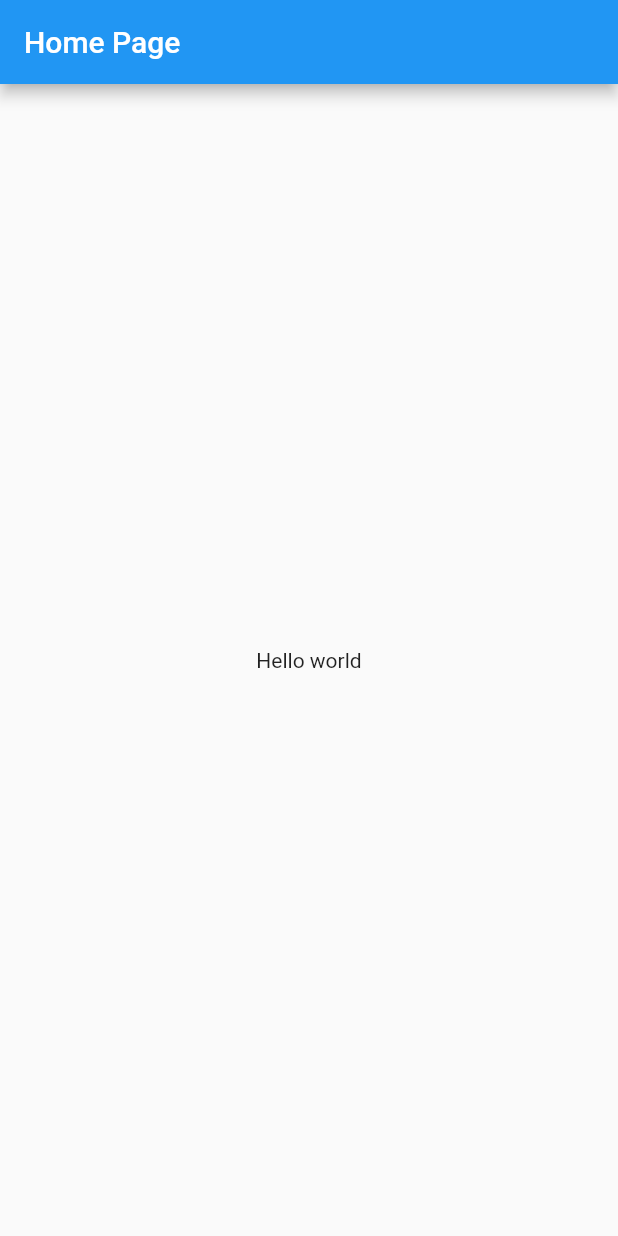
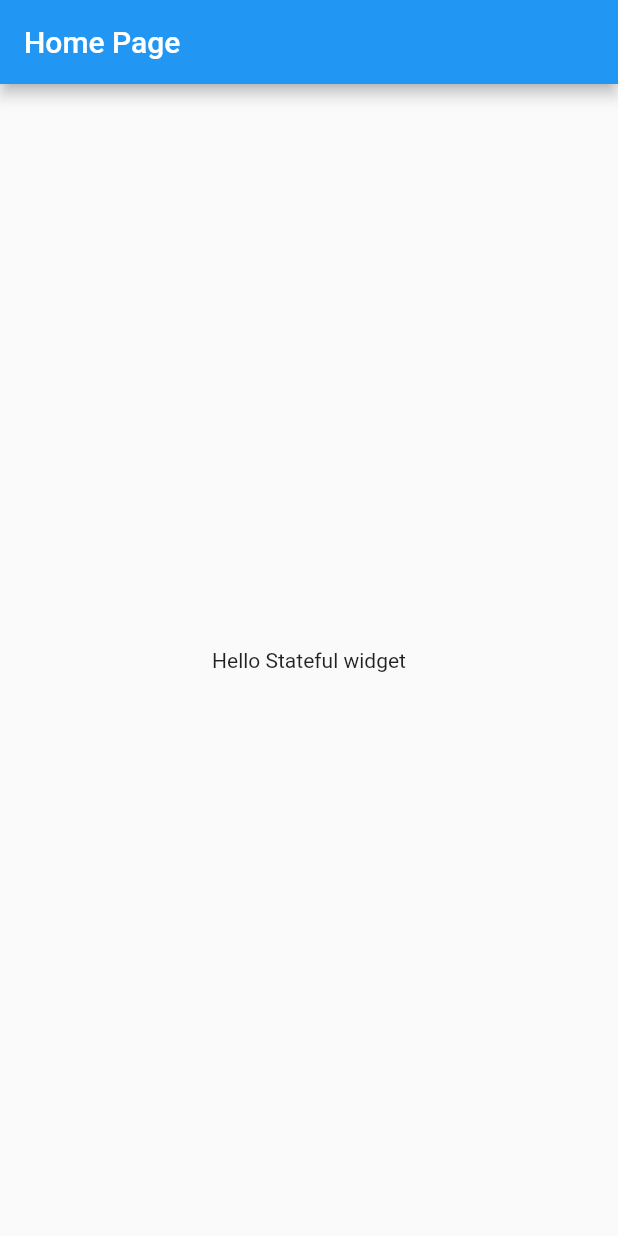
Before and after one commit to PawankumarPK/Flutter-App, a Flutter app: the screen it shows after launch, on a phone screen of 412 x 824 dp. Run offline on Flutter 3.47's test engine with Material 2 defaults, Android fonts, the phone set to English and light mode, and no system bars.

Commit message:
Stateful widget with body added

```diff
--- a/lib/main.dart
+++ b/lib/main.dart
@@ -9,13 +9,23 @@ class MyApp extends StatelessWidget {
   Widget build(BuildContext context) {
     return new MaterialApp(
       title: "My App",
-      home: new Scaffold(
-        appBar: new AppBar(
-          title: new Text("Home Page"),
-        ),
-        body: new Center(
-          child: new Text("Hello world"),
-        ),
+      home: new HomePage(),
+    );
+  }
+}
+
+class HomePage extends StatefulWidget {
+  @override
+  _HomePageState createState() => _HomePageState();
+}
+
+class _HomePageState extends State<HomePage> {
+  @override
+  Widget build(BuildContext context) {
+    return new Scaffold(
+      appBar: new AppBar(title: new Text("Home Page")),
+      body: new Center(
+        child: new Text("Hello Stateful widget"),
       ),
     );
   }
```
